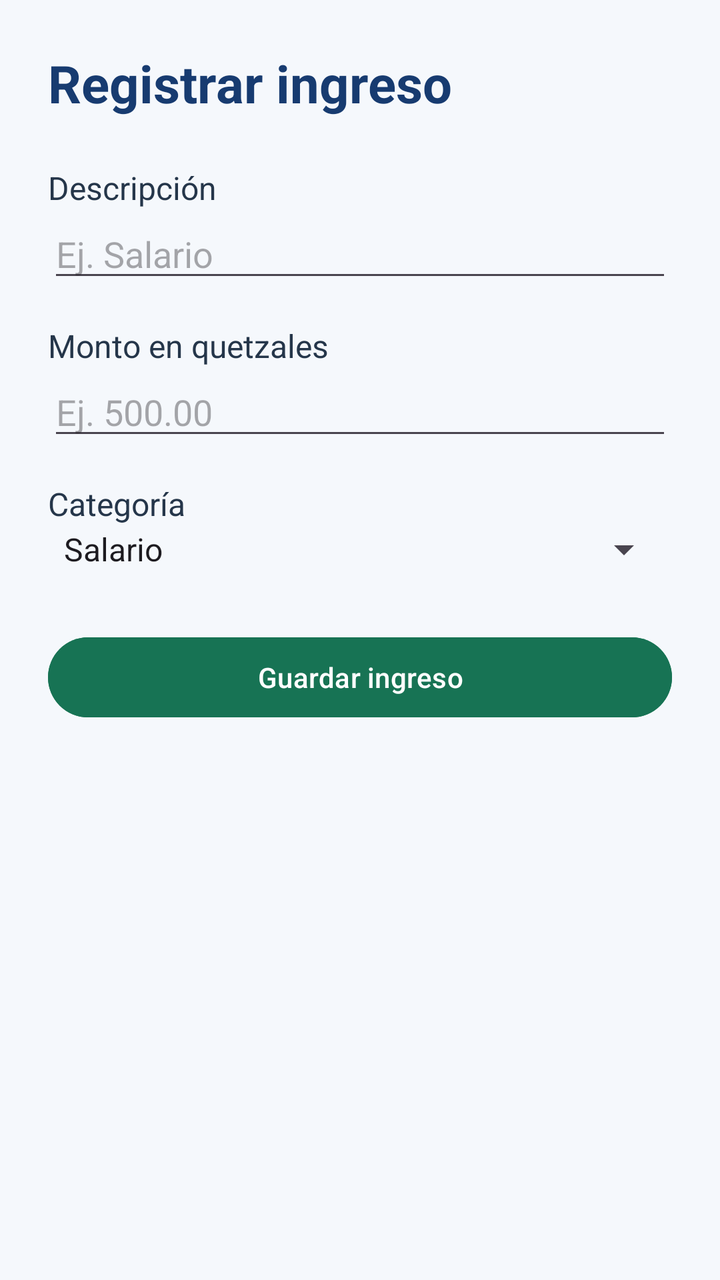
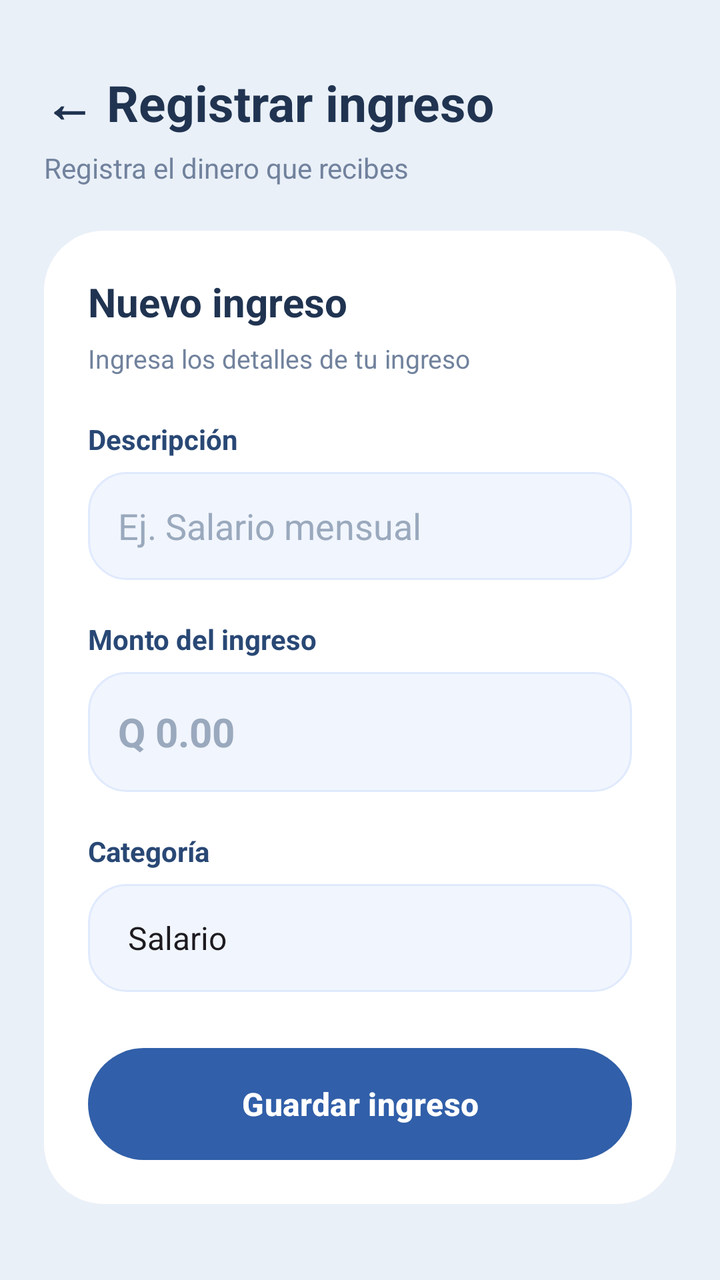

Compare the two renders of this Android layout. The source of the first and the diff that turns it into the second are given below.
<!-- AndroidManifest.xml: application theme Theme.ControlGastos -->
<!-- res/layout/activity_formulario_ingreso.xml -->
<?xml version="1.0" encoding="utf-8"?>
<ScrollView xmlns:android="http://schemas.android.com/apk/res/android"
    android:layout_width="match_parent"
    android:layout_height="match_parent"
    android:background="#F5F8FC"
    android:fillViewport="true">

    <LinearLayout
        android:layout_width="match_parent"
        android:layout_height="wrap_content"
        android:orientation="vertical"
        android:padding="24dp">

        <TextView
            android:layout_width="match_parent"
            android:layout_height="wrap_content"
            android:text="Registrar ingreso"
            android:textColor="#173B70"
            android:textSize="26sp"
            android:textStyle="bold"
            android:layout_marginBottom="24dp" />

        <TextView
            android:layout_width="match_parent"
            android:layout_height="wrap_content"
            android:text="Descripción"
            android:textColor="#25364A"
            android:textSize="16sp" />

        <EditText
            android:id="@+id/edtDescripcionIngreso"
            android:layout_width="match_parent"
            android:layout_height="wrap_content"
            android:hint="Ej. Salario"
            android:inputType="textCapSentences"
            android:layout_marginBottom="16dp" />

        <TextView
            android:layout_width="match_parent"
            android:layout_height="wrap_content"
            android:text="Monto en quetzales"
            android:textColor="#25364A"
            android:textSize="16sp" />

        <EditText
            android:id="@+id/edtMontoIngreso"
            android:layout_width="match_parent"
            android:layout_height="wrap_content"
            android:hint="Ej. 500.00"
            android:inputType="numberDecimal"
            android:layout_marginBottom="16dp" />

        <TextView
            android:layout_width="match_parent"
            android:layout_height="wrap_content"
            android:text="Categoría"
            android:textColor="#25364A"
            android:textSize="16sp" />

        <Spinner
            android:id="@+id/spinnerCategoriaIngreso"
            android:layout_width="match_parent"
            android:layout_height="wrap_content"
            android:entries="@array/categorias_ingreso"
            android:layout_marginBottom="28dp" />

        <Button
            android:id="@+id/btnGuardarIngreso"
            android:layout_width="match_parent"
            android:layout_height="wrap_content"
            android:text="Guardar ingreso"
            android:textColor="#FFFFFF"
            android:backgroundTint="#177354" />

    </LinearLayout>
</ScrollView>
<!-- resources referenced by this layout -->
<resources>
  <string-array name="categorias_ingreso">
          <item>Salario</item>
          <item>Negocio</item>
          <item>Ventas</item>
          <item>Bonificaciones</item>
          <item>Otros ingresos</item>
      </string-array>
  <style name="Theme.ControlGastos" parent="Base.Theme.ControlGastos" />
  <style name="Base.Theme.ControlGastos" parent="Theme.Material3.DayNight.NoActionBar">
          
          
      </style>
</resources>

<!-- the commit's change to res/layout/activity_formulario_ingreso.xml (unified diff, before → after) -->
@@ -1,76 +1,130 @@
 <?xml version="1.0" encoding="utf-8"?>
-<ScrollView xmlns:android="http://schemas.android.com/apk/res/android"
+<ScrollView
+    xmlns:android="http://schemas.android.com/apk/res/android"
     android:layout_width="match_parent"
     android:layout_height="match_parent"
-    android:background="#F5F8FC"
+    android:background="#EAF0F8"
     android:fillViewport="true">
 
     <LinearLayout
         android:layout_width="match_parent"
         android:layout_height="wrap_content"
         android:orientation="vertical"
-        android:padding="24dp">
+        android:padding="22dp">
 
         <TextView
+            android:layout_width="wrap_content"
+            android:layout_height="wrap_content"
+            android:text="← Registrar ingreso"
+            android:textColor="#203451"
+            android:textSize="25sp"
+            android:textStyle="bold"
+            android:layout_marginTop="12dp"
+            android:layout_marginBottom="6dp"/>
+
+        <TextView
+            android:layout_width="wrap_content"
+            android:layout_height="wrap_content"
+            android:text="Registra el dinero que recibes"
+            android:textColor="#71829D"
+            android:textSize="14sp"
+            android:layout_marginBottom="22dp"/>
+
+        <LinearLayout
             android:layout_width="match_parent"
             android:layout_height="wrap_content"
-            android:text="Registrar ingreso"
-            android:textColor="#173B70"
-            android:textSize="26sp"
-            android:textStyle="bold"
-            android:layout_marginBottom="24dp" />
+            android:orientation="vertical"
+            android:background="@drawable/fondo_tarjeta_registro"
+            android:padding="22dp">
 
-        <TextView
-            android:layout_width="match_parent"
-            android:layout_height="wrap_content"
-            android:text="Descripción"
-            android:textColor="#25364A"
-            android:textSize="16sp" />
+            <TextView
+                android:layout_width="wrap_content"
+                android:layout_height="wrap_content"
+                android:text="Nuevo ingreso"
+                android:textColor="#203451"
+                android:textSize="20sp"
+                android:textStyle="bold"
+                android:layout_marginBottom="6dp"/>
 
-        <EditText
-            android:id="@+id/edtDescripcionIngreso"
-            android:layout_width="match_parent"
-            android:layout_height="wrap_content"
-            android:hint="Ej. Salario"
-            android:inputType="textCapSentences"
-            android:layout_marginBottom="16dp" />
+            <TextView
+                android:layout_width="wrap_content"
+                android:layout_height="wrap_content"
+                android:text="Ingresa los detalles de tu ingreso"
+                android:textColor="#71829D"
+                android:textSize="13sp"
+                android:layout_marginBottom="22dp"/>
 
-        <TextView
-            android:layout_width="match_parent"
-            android:layout_height="wrap_content"
-            android:text="Monto en quetzales"
-            android:textColor="#25364A"
-            android:textSize="16sp" />
+            <TextView
+                android:layout_width="match_parent"
+                android:layout_height="wrap_content"
+                android:text="Descripción"
+                android:textColor="#294875"
+                android:textStyle="bold"
+                android:layout_marginBottom="7dp"/>
 
-        <EditText
-            android:id="@+id/edtMontoIngreso"
-            android:layout_width="match_parent"
-            android:layout_height="wrap_content"
-            android:hint="Ej. 500.00"
-            android:inputType="numberDecimal"
-            android:layout_marginBottom="16dp" />
+            <EditText
+                android:id="@+id/edtDescripcionIngreso"
+                android:layout_width="match_parent"
+                android:layout_height="54dp"
+                android:background="@drawable/fondo_campo_registro"
+                android:paddingHorizontal="15dp"
+                android:hint="Ej. Salario mensual"
+                android:textColor="#203451"
+                android:textColorHint="#9AA9BD"
+                android:inputType="textCapSentences"
+                android:layout_marginBottom="20dp"/>
 
-        <TextView
-            android:layout_width="match_parent"
-            android:layout_height="wrap_content"
-            android:text="Categoría"
-            android:textColor="#25364A"
-            android:textSize="16sp" />
+            <TextView
+                android:layout_width="match_parent"
+                android:layout_height="wrap_content"
+                android:text="Monto del ingreso"
+                android:textColor="#294875"
+                android:textStyle="bold"
+                android:layout_marginBottom="7dp"/>
 
-        <Spinner
-            android:id="@+id/spinnerCategoriaIngreso"
-            android:layout_width="match_parent"
-            android:layout_height="wrap_content"
-            android:entries="@array/categorias_ingreso"
-            android:layout_marginBottom="28dp" />
+            <EditText
+                android:id="@+id/edtMontoIngreso"
+                android:layout_width="match_parent"
+                android:layout_height="60dp"
+                android:background="@drawable/fondo_campo_registro"
+                android:paddingHorizontal="15dp"
+                android:hint="Q 0.00"
+                android:textColor="#177354"
+                android:textColorHint="#9AA9BD"
+                android:textSize="20sp"
+                android:textStyle="bold"
+                android:inputType="numberDecimal"
+                android:layout_marginBottom="20dp"/>
 
-        <Button
-            android:id="@+id/btnGuardarIngreso"
-            android:layout_width="match_parent"
-            android:layout_height="wrap_content"
-            android:text="Guardar ingreso"
-            android:textColor="#FFFFFF"
-            android:backgroundTint="#177354" />
+            <TextView
+                android:layout_width="match_parent"
+                android:layout_height="wrap_content"
+                android:text="Categoría"
+                android:textColor="#294875"
+                android:textStyle="bold"
+                android:layout_marginBottom="7dp"/>
+
+            <Spinner
+                android:id="@+id/spinnerCategoriaIngreso"
+                android:layout_width="match_parent"
+                android:layout_height="54dp"
+                android:background="@drawable/fondo_campo_registro"
+                android:paddingHorizontal="12dp"
+                android:entries="@array/categorias_ingreso"
+                android:layout_marginBottom="28dp"/>
+
+            <Button
+                android:id="@+id/btnGuardarIngreso"
+                android:layout_width="match_parent"
+                android:layout_height="56dp"
+                android:background="@drawable/fondo_boton_registro"
+                android:text="Guardar ingreso"
+                android:textColor="#FFFFFF"
+                android:textSize="16sp"
+                android:textStyle="bold"
+                android:textAllCaps="false"/>
+
+        </LinearLayout>
 
     </LinearLayout>
 </ScrollView>
<!-- resource entries referenced after the edit -->
@@ -7,10 +7,45 @@
           <item>Bonificaciones</item>
           <item>Otros ingresos</item>
       </string-array>
+  <!-- drawable fondo_boton_registro (drawable) -->
+  <?xml version="1.0" encoding="utf-8"?>
+  <shape xmlns:android="http://schemas.android.com/apk/res/android">
+      <gradient
+          android:startColor="#2864D8"
+          android:endColor="#4386F4"
+          android:angle="0" />
+      <corners android:radius="32dp" />
+  </shape>
+  <!-- drawable fondo_campo_registro (drawable) -->
+  <?xml version="1.0" encoding="utf-8"?>
+  <shape xmlns:android="http://schemas.android.com/apk/res/android">
+      <solid android:color="#F1F5FD" />
+      <stroke
+          android:width="1dp"
+          android:color="#E0EAFE" />
+      <corners android:radius="19dp" />
+  </shape>
+  <!-- drawable fondo_tarjeta_registro (drawable) -->
+  <?xml version="1.0" encoding="utf-8"?>
+  <shape xmlns:android="http://schemas.android.com/apk/res/android">
+      <solid android:color="#FFFFFF" />
+      <corners android:radius="30dp" />
+  </shape>
   <style name="Theme.ControlGastos" parent="Base.Theme.ControlGastos" />
   <style name="Base.Theme.ControlGastos" parent="Theme.Material3.DayNight.NoActionBar">
-          
-          
+  
+          <item name="colorPrimary">@color/colorPrimary</item>
+          <item name="colorSecondary">@color/colorSecondary</item>
+          <item name="android:colorBackground">@color/colorFondo</item>
+          <item name="colorSurface">@color/colorTarjeta</item>
+          <item name="colorOnSurface">@color/colorTexto</item>
+          <item name="android:windowLightStatusBar">?attr/isLightTheme</item>
+  
       </style>
+  <color name="colorPrimary">#315FA9</color>
+  <color name="colorSecondary">#4386F4</color>
+  <color name="colorFondo">#EAF0F8</color>
+  <color name="colorTarjeta">#FFFFFF</color>
+  <color name="colorTexto">#203451</color>
 </resources>
 
